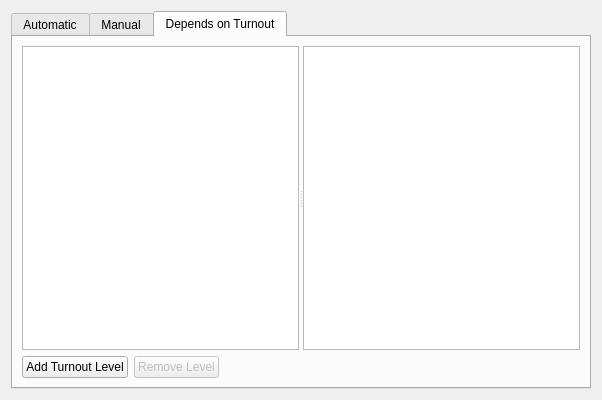
Qt form TBQt/TBSetupPayoutsWidget.ui (ryandrake08/td) before a commit.
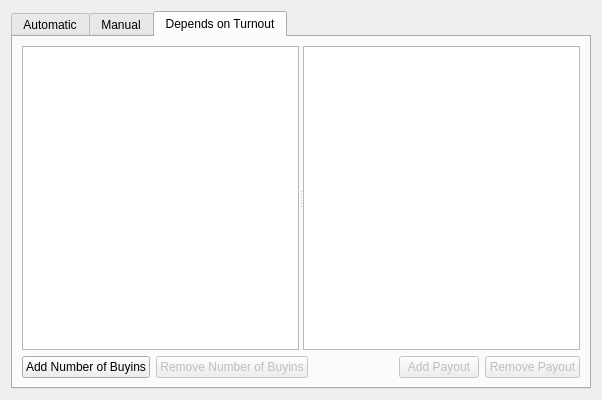
The same form after that commit. The open tabs and pages were chosen to show the change.

Commit message: Finish up implementation of Setup Payouts tab

```diff
--- a/TBQt/TBSetupPayoutsWidget.ui
+++ b/TBQt/TBSetupPayoutsWidget.ui
@@ -315,14 +315,14 @@
          <item>
           <widget class="QPushButton" name="addTurnoutButton">
            <property name="text">
-            <string>Add Turnout Level</string>
+            <string>Add Number of Buyins</string>
            </property>
           </widget>
          </item>
          <item>
           <widget class="QPushButton" name="removeTurnoutButton">
            <property name="text">
-            <string>Remove Level</string>
+            <string>Remove Number of Buyins</string>
            </property>
            <property name="enabled">
             <bool>false</bool>
@@ -342,6 +342,26 @@
            </property>
           </spacer>
          </item>
+         <item>
+          <widget class="QPushButton" name="addTurnoutPayoutButton">
+           <property name="text">
+            <string>Add Payout</string>
+           </property>
+           <property name="enabled">
+            <bool>false</bool>
+           </property>
+          </widget>
+         </item>
+         <item>
+          <widget class="QPushButton" name="removeTurnoutPayoutButton">
+           <property name="text">
+            <string>Remove Payout</string>
+           </property>
+           <property name="enabled">
+            <bool>false</bool>
+           </property>
+          </widget>
+         </item>
         </layout>
        </item>
       </layout>
```
Left out of the diff: 9 changed lines with no effect on the pictures. The commit also changes 13 other files.
